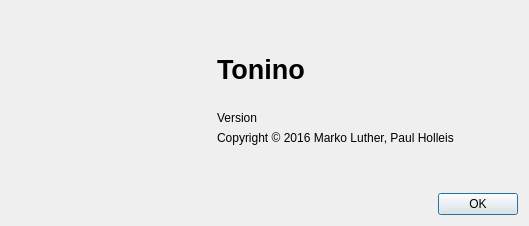
First picture: the form in src/ui/AboutDialogUI.ui, repository myTonino/Tonino-App, before the edit.
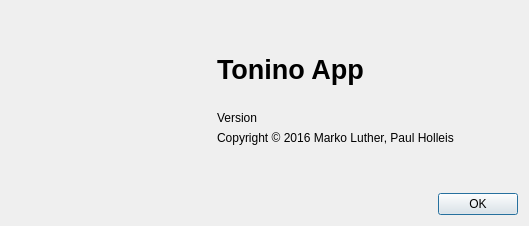
Second picture: the form after the edit. Icons and pictures are not drawn.

```diff
--- a/src/ui/AboutDialogUI.ui
+++ b/src/ui/AboutDialogUI.ui
@@ -75,7 +75,7 @@
           </font>
          </property>
          <property name="text">
-          <string>Tonino</string>
+          <string>Tonino App</string>
          </property>
          <property name="textFormat">
           <enum>Qt::PlainText</enum>
```
